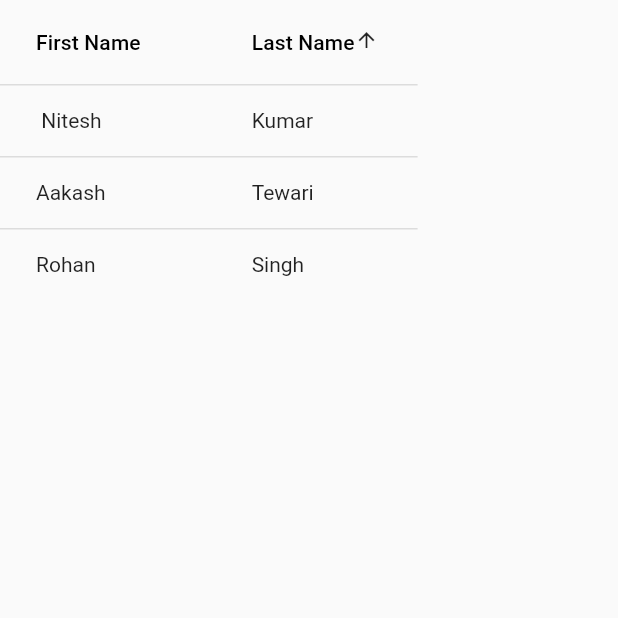
After one commit to ACM-VIT/fludget, a Flutter app: the Datatable screen opened directly, on a phone screen of 412 x 824 dp, the top half of it. The commit adds this screen. Run offline on Flutter 3.47's test engine with Material 2 defaults, Android fonts, the phone set to English and light mode, and no system bars.

Commit message:
DataTable widget implemented

```diff
--- a/lib/homepage.dart
+++ b/lib/homepage.dart
@@ -1,5 +1,6 @@
 import 'package:fludget/Models/widgetModel.dart';
 import 'package:fludget/routes/Card.dart';
+import 'package:fludget/routes/DataTable.dart';
 import 'package:fludget/routes/Root/rootScreen.dart';
 import 'package:fludget/routes/button.dart';
 import 'package:fludget/routes/column.dart';
@@ -169,6 +170,10 @@ class HomePageState extends State<HomePage> {
         sample: ReOrderableListViewSample(),
         sampleDescription: ReOrderableListViewDescription(),
       ),
+      WidgetModel(
+          name: "DataTable",
+          sample: Datatable(),
+          sampleDescription: DataTableDescription()),
     ];
 
     return ListView(
--- /dev/null
+++ b/lib/routes/DataTable.dart
@@ -0,0 +1,134 @@
+import 'package:flutter/material.dart';
+
+class Datatable extends StatefulWidget {
+  const Datatable({Key? key}) : super(key: key);
+
+  @override
+  DatatableState createState() {
+    return new DatatableState();
+  }
+}
+
+class DatatableState extends State<Datatable> {
+  Widget bodyData() => DataTable(
+      onSelectAll: (b) {},
+      sortColumnIndex: 1,
+      sortAscending: true,
+      columns: <DataColumn>[
+        DataColumn(
+          label: Text("First Name"),
+          numeric: false,
+          onSort: (i, b) {
+            print("$i $b");
+            setState(() {
+              names.sort((a, b) => a.firstName.compareTo(b.firstName));
+            });
+          },
+          tooltip: "To display first name of the Name",
+        ),
+        DataColumn(
+          label: Text("Last Name"),
+          numeric: false,
+          onSort: (i, b) {
+            print("$i $b");
+            setState(() {
+              names.sort((a, b) => a.lastName.compareTo(b.lastName));
+            });
+          },
+          tooltip: "To display last name of the Name",
+        ),
+      ],
+      rows: names
+          .map(
+            (name) => DataRow(
+              cells: [
+                DataCell(
+                  Text(name.firstName),
+                  showEditIcon: false,
+                  placeholder: false,
+                ),
+                DataCell(
+                  Text(name.lastName),
+                  showEditIcon: false,
+                  placeholder: false,
+                )
+              ],
+            ),
+          )
+          .toList());
+
+  @override
+  Widget build(BuildContext context) {
+    return Scaffold(
+      body: Container(
+        child: bodyData(),
+      ),
+    );
+  }
+}
+
+class Name {
+  String firstName;
+  String lastName;
+
+  Name({required this.firstName, required this.lastName});
+}
+
+var names = <Name>[
+  Name(firstName: " Nitesh", lastName: "Kumar"),
+  Name(firstName: "Aakash", lastName: "Tewari"),
+  Name(firstName: "Rohan", lastName: "Singh"),
+];
+
+class DataTableDescription extends StatelessWidget {
+  const DataTableDescription({Key? key}) : super(key: key);
+
+  @override
+  Widget build(BuildContext context) {
+    return SingleChildScrollView(
+      child: Padding(
+        padding: const EdgeInsets.all(12.0),
+        child: Column(
+          crossAxisAlignment: CrossAxisAlignment.start,
+          children: [
+            Text(
+              ' DataTable Widget \n',
+              style: TextStyle(
+                fontSize: 26.0,
+                color: Colors.white,
+              ),
+            ),
+            RichText(
+              text: new TextSpan(
+                // Note: Styles for TextSpans must be explicitly defined.
+                // Child text spans will inherit styles from parent
+                style: new TextStyle(
+                    fontSize: 14.0, color: Colors.white, height: 1.2),
+                children: <TextSpan>[
+                  TextSpan(
+                    text:
+                        'DataTable widget allows you to build a table that automatically sizes its columns according to what’s actually in the cells.'
+                        'All DataTable Elements provide friendly-callback to ease out Implementing User behavior to edit, select, sort data with the data cells taking widgets so that you can put in any widgets in your data cells.',
+                  ),
+                  TextSpan(
+                      text: '\n\nSyntax\n\n',
+                      style: TextStyle(
+                        fontSize: 22.0,
+                        color: Colors.white,
+                      )),
+                  TextSpan(
+                      text: "Add the DataTable() widget \n "
+                          ": Define DataColumn  \n"
+                          ": Define each DataRow & DataCell in each of it.\n \n \n"),
+                  TextSpan(
+                      text:
+                          'DataTable — Possess column & rows which take an array of DataColumn & DataRow Respectively. Each DataRow has cell property that takes an array of DataCell.')
+                ],
+              ),
+            ),
+          ],
+        ),
+      ),
+    );
+  }
+}
```
